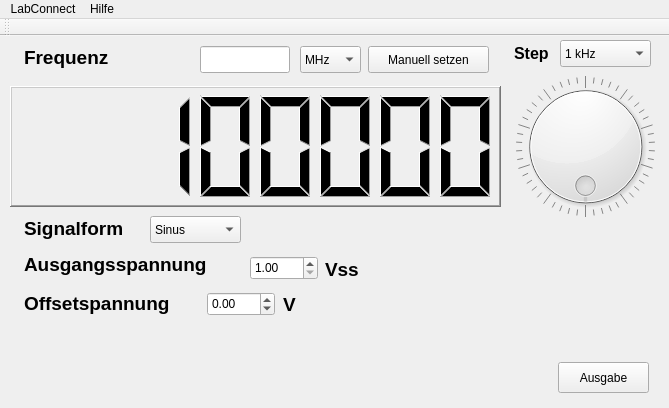
First picture: the form in LabConnect.ui, repository LabConnect/Interface, before the edit.
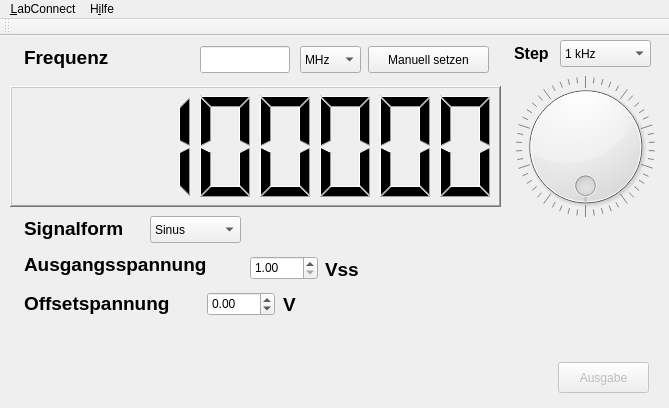
Second picture: the form after the edit.

Diff of the .ui file:
```diff
--- a/LabConnect.ui
+++ b/LabConnect.ui
@@ -252,6 +252,9 @@
     </item>
    </widget>
    <widget class="QPushButton" name="commit_button">
+    <property name="enabled">
+     <bool>false</bool>
+    </property>
     <property name="geometry">
      <rect>
       <x>558</x>
@@ -437,12 +440,12 @@
      <x>0</x>
      <y>0</y>
      <width>669</width>
-     <height>19</height>
+     <height>26</height>
     </rect>
    </property>
    <widget class="QMenu" name="menuLabConnect">
     <property name="title">
-     <string>LabConnect</string>
+     <string>&amp;LabConnect</string>
     </property>
     <addaction name="actionGer_te_neu_laden"/>
     <addaction name="separator"/>
@@ -451,7 +454,7 @@
    </widget>
    <widget class="QMenu" name="menu_ber">
     <property name="title">
-     <string>Hilfe</string>
+     <string>H&amp;ilfe</string>
     </property>
     <addaction name="actionCredits"/>
     <addaction name="actionVersion"/>
```
Left out of the diff: 12 changed lines with no effect on the pictures.
